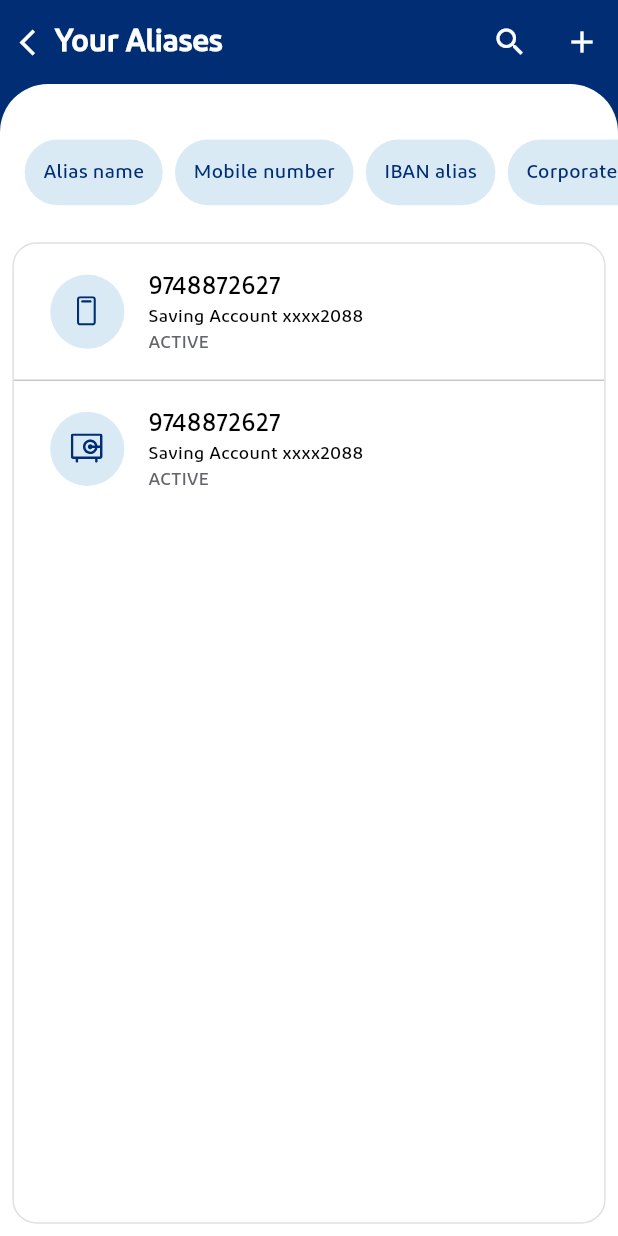
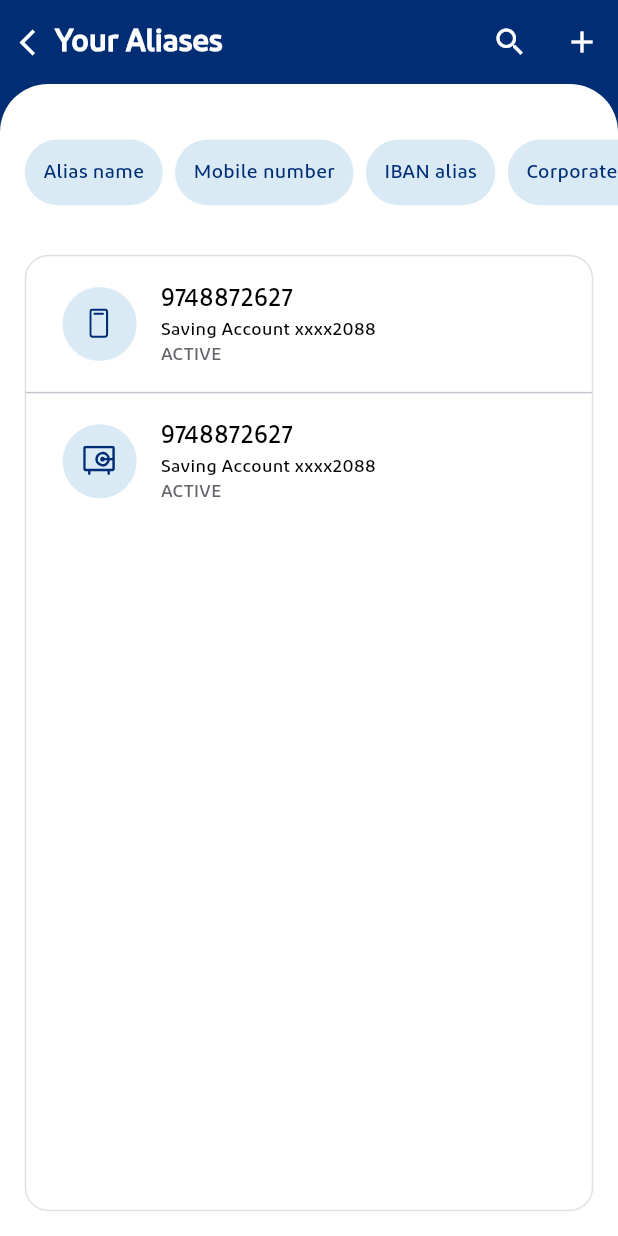
Before and after one commit to inshad-muhammed/Tasks, a Flutter app: the screen it shows after launch, on a phone screen of 412 x 824 dp. Run offline on Flutter 3.47's test engine with Material 3 defaults, Android fonts, the phone set to English and light mode, and no system bars; drawn by our look-alikes of flutter_slidable; our stand-ins replace flutter_riverpod, flutter_svg.

Commit message:
Fawran Aliases

```diff
--- a/lib/features/fawran_alias/presentation/widgets/aliases_list.dart
+++ b/lib/features/fawran_alias/presentation/widgets/aliases_list.dart
@@ -1,8 +1,8 @@
 import 'package:flutter/material.dart';
 import 'package:flutter_riverpod/flutter_riverpod.dart';
-import 'package:tasks/features/fawran_alias/presentation/widgets/list_tile.dart';
 import '../../../../core/constants/colors.dart';
 import '../pages/alias_details_page.dart';
+import 'list_tile.dart';
 
 class AliasesList extends ConsumerWidget {
   const AliasesList({super.key});
@@ -13,7 +13,7 @@ class AliasesList extends ConsumerWidget {
     // final filter = ref.watch(aliasFilterProvider);
 
     return Padding(
-      padding: EdgeInsets.all(screenWidth * 0.02),
+      padding: EdgeInsets.all(screenWidth * 0.04),
       child: Container(
         decoration: BoxDecoration(
           borderRadius: BorderRadius.circular(16),
--- a/lib/features/fawran_alias/presentation/widgets/custom_popup.dart
+++ b/lib/features/fawran_alias/presentation/widgets/custom_popup.dart
@@ -1,6 +1,6 @@
 import 'package:flutter/material.dart';
 import 'package:tasks/core/constants/colors.dart';
-import 'package:tasks/features/existing_fawran_requests/presentstion/widgets/buttons.dart';
+import 'buttons.dart';
 
 class CustomPopup extends StatelessWidget {
   final String title;
```
